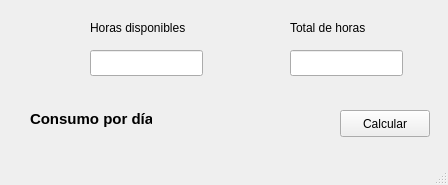
The window that src/Visual/UI/CalculateTime.ui (JuanDaniel/AccountEnet) describes before a commit, drawn with Qt 5.
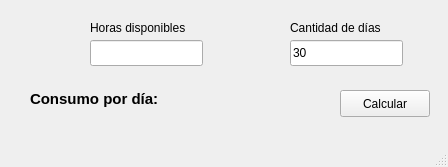
The same window after the commit. Icons and pictures are not drawn.

Diff of the .ui file:
```diff
--- a/src/Visual/UI/CalculateTime.ui
+++ b/src/Visual/UI/CalculateTime.ui
@@ -10,7 +10,7 @@
     <x>0</x>
     <y>0</y>
     <width>448</width>
-    <height>185</height>
+    <height>167</height>
    </rect>
   </property>
   <property name="minimumSize">
@@ -69,19 +69,19 @@
      <rect>
       <x>290</x>
       <y>20</y>
-      <width>87</width>
+      <width>101</width>
       <height>16</height>
      </rect>
     </property>
     <property name="text">
-     <string>Total de horas</string>
+     <string>Cantidad de días</string>
     </property>
    </widget>
    <widget class="QLineEdit" name="lineEdit">
     <property name="geometry">
      <rect>
       <x>90</x>
-      <y>50</y>
+      <y>40</y>
       <width>113</width>
       <height>26</height>
      </rect>
@@ -94,7 +94,7 @@
     <property name="geometry">
      <rect>
       <x>290</x>
-      <y>50</y>
+      <y>40</y>
       <width>113</width>
       <height>26</height>
      </rect>
@@ -102,13 +102,16 @@
     <property name="inputMask">
      <string/>
     </property>
+    <property name="text">
+     <string>30</string>
+    </property>
    </widget>
    <widget class="QLabel" name="label_5">
     <property name="geometry">
      <rect>
       <x>30</x>
-      <y>110</y>
-      <width>122</width>
+      <y>90</y>
+      <width>231</width>
       <height>17</height>
      </rect>
     </property>
@@ -127,7 +130,7 @@
     <property name="geometry">
      <rect>
       <x>340</x>
-      <y>110</y>
+      <y>90</y>
       <width>90</width>
       <height>27</height>
      </rect>
```
